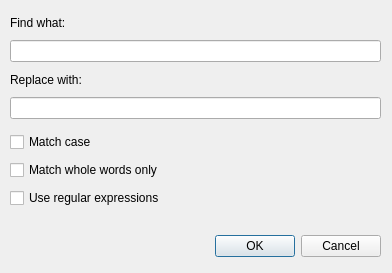
Zeex/qawno, file FindReplaceDialog.ui: the form before one commit.
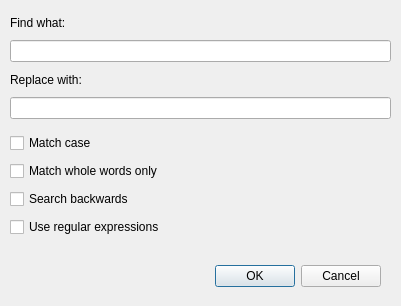
The form after the commit.

```diff
--- a/FindReplaceDialog.ui
+++ b/FindReplaceDialog.ui
@@ -6,10 +6,16 @@
    <rect>
     <x>0</x>
     <y>0</y>
-    <width>392</width>
-    <height>273</height>
+    <width>401</width>
+    <height>306</height>
    </rect>
   </property>
+  <property name="sizePolicy">
+   <sizepolicy hsizetype="Fixed" vsizetype="Fixed">
+    <horstretch>0</horstretch>
+    <verstretch>0</verstretch>
+   </sizepolicy>
+  </property>
   <property name="windowTitle">
    <string>Dialog</string>
   </property>
@@ -17,7 +23,7 @@
    <property name="geometry">
     <rect>
      <x>40</x>
-     <y>230</y>
+     <y>260</y>
      <width>341</width>
      <height>32</height>
     </rect>
@@ -29,45 +35,12 @@
     <set>QDialogButtonBox::Cancel|QDialogButtonBox::Ok</set>
    </property>
   </widget>
-  <widget class="QWidget" name="layoutWidget">
-   <property name="geometry">
-    <rect>
-     <x>10</x>
-     <y>130</y>
-     <width>195</width>
-     <height>80</height>
-    </rect>
-   </property>
-   <layout class="QVBoxLayout" name="verticalLayout_2">
-    <item>
-     <widget class="QCheckBox" name="matchCase">
-      <property name="text">
-       <string>Match case</string>
-      </property>
-     </widget>
-    </item>
-    <item>
-     <widget class="QCheckBox" name="matchWholeWords">
-      <property name="text">
-       <string>Match whole words only</string>
-      </property>
-     </widget>
-    </item>
-    <item>
-     <widget class="QCheckBox" name="useRegexp">
-      <property name="text">
-       <string>Use regular expressions</string>
-      </property>
-     </widget>
-    </item>
-   </layout>
-  </widget>
   <widget class="QWidget" name="">
    <property name="geometry">
     <rect>
      <x>10</x>
      <y>11</y>
-     <width>371</width>
+     <width>381</width>
      <height>108</height>
     </rect>
    </property>
@@ -94,6 +67,52 @@
     </item>
    </layout>
   </widget>
+  <widget class="QWidget" name="">
+   <property name="geometry">
+    <rect>
+     <x>10</x>
+     <y>131</y>
+     <width>195</width>
+     <height>108</height>
+    </rect>
+   </property>
+   <layout class="QVBoxLayout" name="verticalLayout_2">
+    <item>
+     <widget class="QCheckBox" name="matchCase">
+      <property name="text">
+       <string>Match case</string>
+      </property>
+     </widget>
+    </item>
+    <item>
+     <widget class="QCheckBox" name="matchWholeWords">
+      <property name="text">
+       <string>Match whole words only</string>
+      </property>
+     </widget>
+    </item>
+    <item>
+     <widget class="QCheckBox" name="searchBackwards">
+      <property name="text">
+       <string>Search backwards</string>
+      </property>
+     </widget>
+    </item>
+    <item>
+     <widget class="QCheckBox" name="useRegexp">
+      <property name="sizePolicy">
+       <sizepolicy hsizetype="Fixed" vsizetype="Fixed">
+        <horstretch>0</horstretch>
+        <verstretch>0</verstretch>
+       </sizepolicy>
+      </property>
+      <property name="text">
+       <string>Use regular expressions</string>
+      </property>
+     </widget>
+    </item>
+   </layout>
+  </widget>
  </widget>
  <resources/>
  <connections>
```
